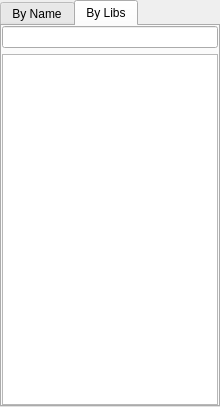
First picture: the form in GUI/Qt/UClassesListWidget.ui, repository aicommunity/Rdk, before the edit.
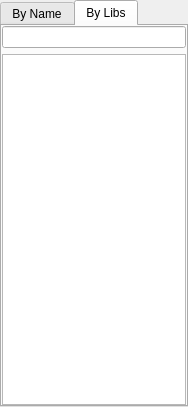
Second picture: the form after the edit.

Commit message: Gui/Qt: Main widget update.

Diff of the .ui file:
```diff
--- a/GUI/Qt/UClassesListWidget.ui
+++ b/GUI/Qt/UClassesListWidget.ui
@@ -6,7 +6,7 @@
    <rect>
     <x>0</x>
     <y>0</y>
-    <width>220</width>
+    <width>188</width>
     <height>407</height>
    </rect>
   </property>
```
The commit also changes 2 other files.
